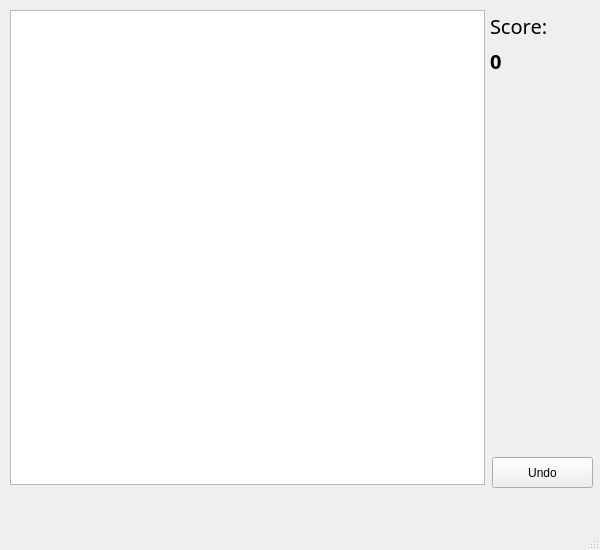
The window that mainwindow.ui (AdamXuD/2048Game) describes before a commit, drawn with Qt 5.
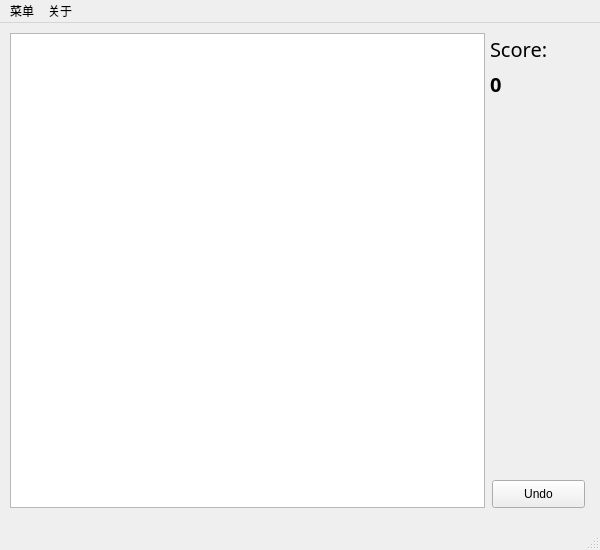
The same window after the commit.

Patch:
```diff
--- a/mainwindow.ui
+++ b/mainwindow.ui
@@ -71,8 +71,8 @@
      <rect>
       <x>492</x>
       <y>457</y>
-      <width>101</width>
-      <height>31</height>
+      <width>93</width>
+      <height>28</height>
      </rect>
     </property>
     <property name="text">
@@ -92,6 +92,27 @@
      <height>26</height>
     </rect>
    </property>
+   <widget class="QMenu" name="menu">
+    <property name="title">
+     <string>菜单</string>
+    </property>
+    <addaction name="action_connectServer"/>
+    <addaction name="separator"/>
+    <addaction name="action_match"/>
+    <addaction name="action_queryPersonal"/>
+    <addaction name="action_queryAll"/>
+   </widget>
+   <widget class="QMenu" name="menu_about">
+    <property name="title">
+     <string>关于</string>
+    </property>
+    <addaction name="action_aboutGame"/>
+    <addaction name="action_instruction"/>
+    <addaction name="separator"/>
+    <addaction name="action_serverInfo"/>
+   </widget>
+   <addaction name="menu"/>
+   <addaction name="menu_about"/>
   </widget>
   <widget class="QStatusBar" name="statusbar"/>
  </widget>
```
Left out of the diff: 35 changed lines with no effect on the pictures.
